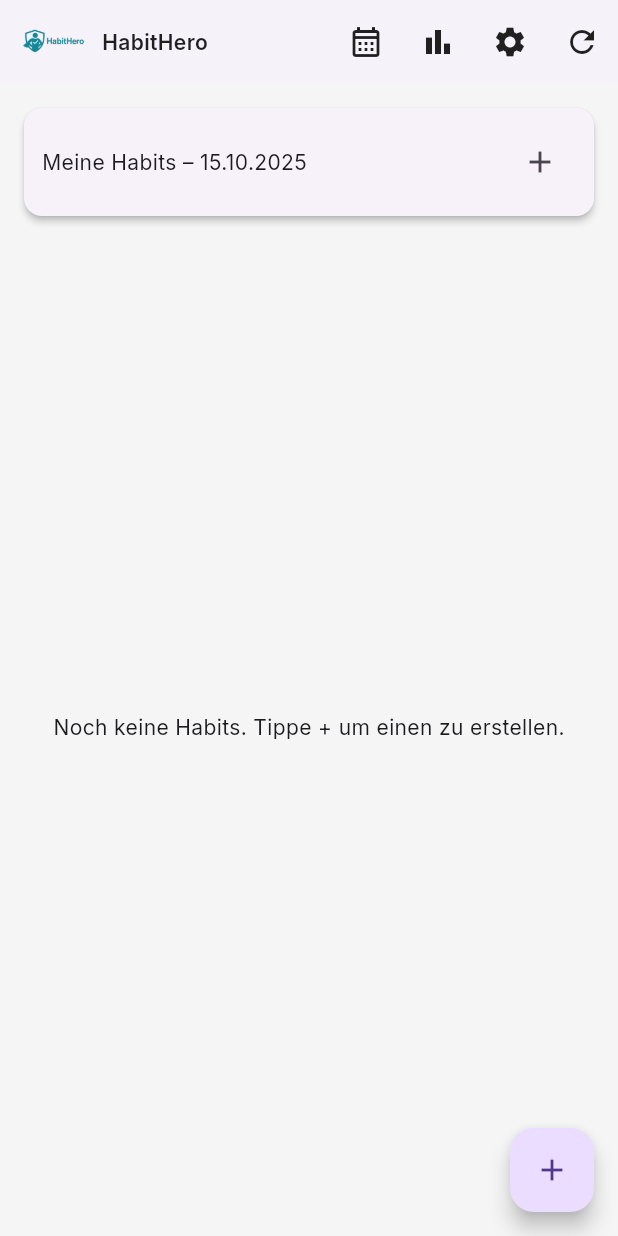
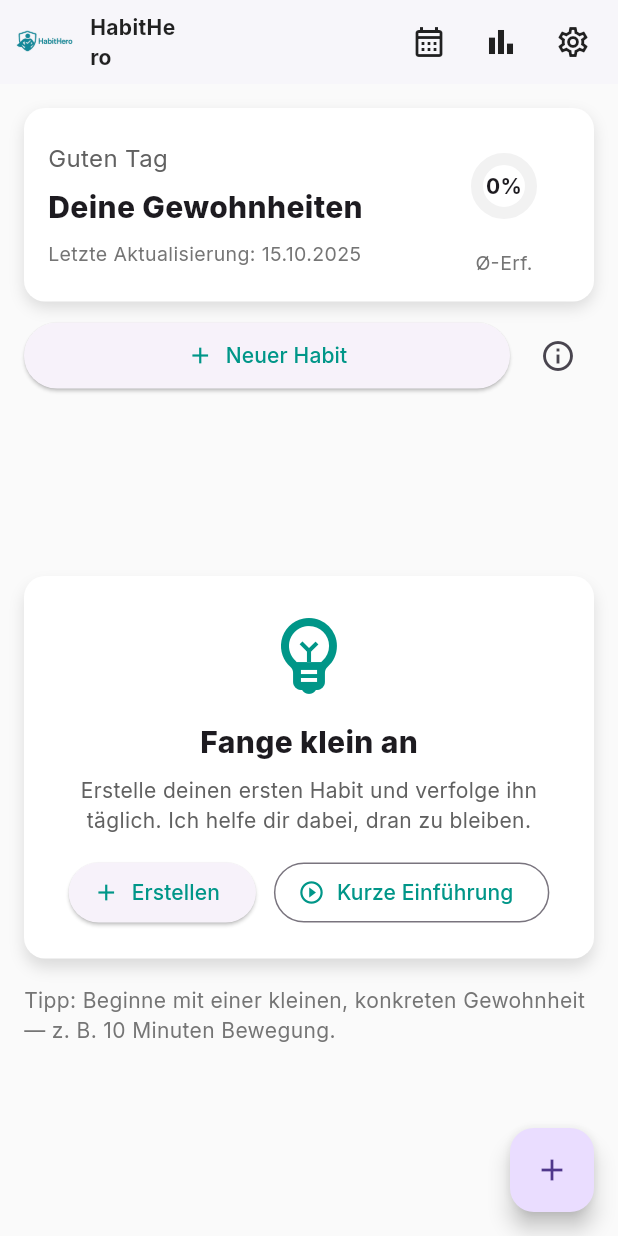
Before and after one commit to Haeusele83/HabitHero, a Flutter app: the HomePage screen opened directly, on a phone screen of 412 x 824 dp. Run offline on Flutter 3.47's test engine with Material 3 defaults, Android fonts, the phone set to English and light mode, and no system bars; our stand-ins replace fl_chart, flutter_slidable, google_fonts, shared_preferences, sqflite; accounts and stored records are empty.

Commit message:
Version 0.1.3

```diff
--- a/habit_hero/lib/main.dart
+++ b/habit_hero/lib/main.dart
@@ -1,4 +1,6 @@
 // lib/main.dart (komplett ersetzen)
+// UI-Polish + Overflow-Fixes (responsive, keine Right-Overflows)
+
 import 'package:flutter/material.dart';
 import 'package:provider/provider.dart';
 import 'package:shared_preferences/shared_preferences.dart';
@@ -86,13 +88,13 @@ class HabitHeroApp extends StatelessWidget {
     return base.copyWith(
       useMaterial3: true,
       primaryColor: Colors.teal,
-      colorScheme: base.colorScheme.copyWith(primary: Colors.teal),
-      scaffoldBackgroundColor: Colors.grey[100],
+      colorScheme: base.colorScheme.copyWith(primary: Colors.teal, secondary: Colors.tealAccent),
+      scaffoldBackgroundColor: Colors.grey[50],
       textTheme: textTheme,
       appBarTheme: AppBarTheme(
         backgroundColor: Colors.white,
         foregroundColor: Colors.black87,
-        elevation: 2,
+        elevation: 1,
         titleTextStyle: textTheme.titleLarge?.copyWith(color: Colors.black87, fontWeight: FontWeight.w700),
       ),
       cardColor: Colors.white,
@@ -105,13 +107,13 @@ class HabitHeroApp extends StatelessWidget {
     return base.copyWith(
       useMaterial3: true,
       primaryColor: Colors.teal,
-      colorScheme: base.colorScheme.copyWith(primary: Colors.teal),
-      scaffoldBackgroundColor: Colors.black,
+      colorScheme: base.colorScheme.copyWith(primary: Colors.teal, secondary: Colors.tealAccent),
+      scaffoldBackgroundColor: Colors.grey[900],
       textTheme: textTheme,
       appBarTheme: AppBarTheme(
         backgroundColor: Colors.grey[900],
         foregroundColor: Colors.white,
-        elevation: 2,
+        elevation: 1,
         titleTextStyle: textTheme.titleLarge?.copyWith(color: Colors.white, fontWeight: FontWeight.w700),
       ),
       cardColor: Colors.grey[850],
@@ -150,7 +152,7 @@ class _EntryDeciderState extends State<EntryDecider> {
   }
 }
 
-/// HomePage
+/// --- HomePage mit UI-Polish + Overflow-Fixes ---
 class HomePage extends StatefulWidget {
   @override
   State<HomePage> createState() => _HomePageState();
@@ -163,10 +165,19 @@ class _HomePageState extends State<HomePage> with TickerProviderStateMixin {
   Map<int, List<int>> _chartData = {};
   bool _loading = true;
 
+  late final AnimationController _listAnimController;
+
   @override
   void initState() {
     super.initState();
+    _listAnimController = AnimationController(vsync: this, duration: Duration(milliseconds: 450));
     _loadAll();
+  }
+
+  @override
+  void dispose() {
+    _listAnimController.dispose();
+    super.dispose();
   }
 
   Future<void> _loadAll() async {
@@ -188,10 +199,12 @@ class _HomePageState extends State<HomePage> with TickerProviderStateMixin {
         _checked = checkedToday.toSet();
         _chartData = charts;
       });
+
+      if (_habits.isNotEmpty) _listAnimController.forward(from: 0.0);
     } catch (e) {
       if (mounted) ScaffoldMessenger.of(context).showSnackBar(SnackBar(content: Text('Ladefehler: $e')));
     } finally {
-      setState(() => _loading = false);
+      if (mounted) setState(() => _loading = false);
     }
   }
 
@@ -218,7 +231,7 @@ class _HomePageState extends State<HomePage> with TickerProviderStateMixin {
     final res = await showDialog<String?>(
       context: context,
       builder: (ctx) => AlertDialog(
-        title: Text('Neuen Habit'),
+        title: Text('Neuer Habit'),
         content: TextField(controller: ctrl, autofocus: true, decoration: InputDecoration(hintText: 'z. B. 30 Min. Bewegung')),
         actions: [
           TextButton(onPressed: () => Navigator.of(ctx).pop(), child: Text('Abbrechen')),
@@ -229,6 +242,7 @@ class _HomePageState extends State<HomePage> with TickerProviderStateMixin {
 
     if (res != null && res.trim().isNotEmpty) {
       await _addHabit(res);
+      if (mounted) ScaffoldMessenger.of(context).showSnackBar(SnackBar(content: Text('Habit erstellt'), duration: Duration(milliseconds: 900)));
     }
   }
 
@@ -253,30 +267,48 @@ class _HomePageState extends State<HomePage> with TickerProviderStateMixin {
     return streak;
   }
 
+  double _overallCompletionPercent() {
+    if (_chartData.isEmpty) return 0.0;
+    double sum = 0.0;
+    int count = 0;
+    _chartData.forEach((_, list) {
+      if (list.isNotEmpty) {
+        sum += list.reduce((a, b) => a + b) / list.length;
+        count++;
+      }
+    });
+    if (count == 0) return 0.0;
+    return (sum / count) * 100.0;
+  }
+
   @override
   Widget build(BuildContext context) {
     final theme = Theme.of(context);
     final appSettings = Provider.of<AppSettingsNotifier>(context);
     final compact = appSettings.compactMode;
 
-    final cardPadding = compact ? 8.0 : 12.0;
+    final cardPadding = compact ? 10.0 : 16.0;
     final tileFontSize = compact ? 14.0 : 16.0;
-
-    final double cardMinHeight = compact ? 88.0 : 110.0;
+    final double cardMinHeight = compact ? 86.0 : 110.0;
+    final overallPercent = _overallCompletionPercent().round();
 
     return Scaffold(
       appBar: AppBar(
-        leadingWidth: 140,
+        elevation: 1,
+        leadingWidth: 120, // reduziert, um Platz bei kleinen Screens zu sparen
         leading: Padding(
-          padding: EdgeInsets.only(left: cardPadding),
+          padding: EdgeInsets.only(left: 8),
           child: Row(
             children: [
               Hero(
                 tag: 'logo-hero',
-                child: Image.asset('assets/logo.png', width: compact ? 40 : 48, height: compact ? 40 : 48, fit: BoxFit.contain),
+                child: ClipRRect(
+                  borderRadius: BorderRadius.circular(10),
+                  child: Image.asset('assets/logo.png', width: compact ? 36 : 44, height: compact ? 36 : 44, fit: BoxFit.contain),
                 ),
-              SizedBox(width: compact ? 6 : 8),
-              Flexible(child: Text('HabitHero', style: TextStyle(fontWeight: FontWeight.w600))),
+              ),
+              SizedBox(width: 8),
+              Flexible(child: Text('HabitHero', style: TextStyle(fontWeight: FontWeight.w700))),
             ],
           ),
         ),
@@ -292,39 +324,118 @@ class _HomePageState extends State<HomePage> with TickerProviderStateMixin {
             onPressed: () => Navigator.of(context).push(MaterialPageRoute(builder: (_) => StatsOverviewPage())).then((_) => _loadAll()),
           ),
           IconButton(
-            icon: Icon(Icons.settings),
+            icon: Icon(Icons.settings_outlined),
             tooltip: 'Einstellungen',
             onPressed: () => Navigator.of(context).push(MaterialPageRoute(builder: (_) => SettingsPage())).then((_) => _loadAll()),
           ),
-          IconButton(icon: Icon(Icons.refresh), onPressed: _loadAll, tooltip: 'Neu laden'),
+          SizedBox(width: 6),
         ],
       ),
-      body: Padding(
-        padding: EdgeInsets.all(compact ? 8 : 12),
+      body: SafeArea(
+        child: Padding(
+          padding: EdgeInsets.all(compact ? 10 : 16),
           child: Column(
             children: [
-            Card(
-              elevation: 2,
-              shape: RoundedRectangleBorder(borderRadius: BorderRadius.circular(12)),
-              child: Padding(
-                padding: EdgeInsets.all(cardPadding),
+              // Header card with overall percent
+              AnimatedContainer(
+                duration: Duration(milliseconds: 420),
+                curve: Curves.easeOutCubic,
+                width: double.infinity,
+                decoration: BoxDecoration(
+                  color: theme.cardColor,
+                  borderRadius: BorderRadius.circular(14),
+                  boxShadow: [BoxShadow(color: Colors.black12, blurRadius: 8, offset: Offset(0, 4))],
+                ),
+                padding: EdgeInsets.symmetric(horizontal: cardPadding, vertical: compact ? 12 : 16),
                 child: Row(
                   children: [
-                    Expanded(child: Text('Meine Habits – ${_formatToday()}')),
-                    IconButton(onPressed: _showAddDialog, icon: Icon(Icons.add), visualDensity: compact ? VisualDensity.compact : VisualDensity.standard),
+                    // Left: texts
+                    Expanded(
+                      child: Column(
+                        crossAxisAlignment: CrossAxisAlignment.start,
+                        children: [
+                          Text('Guten Tag', style: TextStyle(fontSize: compact ? 14 : 16, color: Colors.grey[700])),
+                          SizedBox(height: 6),
+                          Text('Deine Gewohnheiten', style: TextStyle(fontSize: compact ? 18 : 20, fontWeight: FontWeight.w800)),
+                          SizedBox(height: 8),
+                          Text('Letzte Aktualisierung: ${_formatToday()}', style: TextStyle(fontSize: compact ? 12 : 13, color: Colors.grey[600])),
                         ],
                       ),
                     ),
+
+                    // Right: animated circular percent (fixed box -> prevents overflow)
+                    SizedBox(
+                      width: compact ? 72 : 88,
+                      child: Column(
+                        children: [
+                          TweenAnimationBuilder<double>(
+                            tween: Tween(begin: 0.0, end: overallPercent / 100.0),
+                            duration: Duration(milliseconds: 800),
+                            builder: (context, val, _) {
+                              final p = (val * 100).round();
+                              return SizedBox(
+                                width: compact ? 56 : 72,
+                                height: compact ? 56 : 72,
+                                child: Stack(
+                                  alignment: Alignment.center,
+                                  children: [
+                                    CircularProgressIndicator(
+                                      value: val,
+                                      strokeWidth: compact ? 6 : 8,
+                                      backgroundColor: theme.colorScheme.onSurface.withOpacity(0.06),
+                                      valueColor: AlwaysStoppedAnimation(p >= 70 ? Colors.green : (p >= 40 ? Colors.orange : Colors.red)),
                                     ),
-            SizedBox(height: compact ? 8 : 10),
+                                    Text('$p%', style: TextStyle(fontWeight: FontWeight.w700, fontSize: compact ? 12 : 14)),
+                                  ],
+                                ),
+                              );
+                            },
+                          ),
+                          SizedBox(height: 6),
+                          Text('Ø-Erf.', style: TextStyle(fontSize: compact ? 12 : 13, color: Colors.grey[600])),
+                        ],
+                      ),
+                    ),
+                  ],
+                ),
+              ),
+
+              SizedBox(height: compact ? 10 : 12),
+
+              // Actions: Add + Tipps (Tipps ist nur IconButton, damit kein Overflow)
+              Row(
+                children: [
+                  Expanded(
+                    child: ElevatedButton.icon(
+                      icon: Icon(Icons.add),
+                      label: Text('Neuer Habit'),
+                      style: ElevatedButton.styleFrom(padding: EdgeInsets.symmetric(vertical: compact ? 10 : 12)),
+                      onPressed: _showAddDialog,
+                    ),
+                  ),
+                  SizedBox(width: 8),
+                  // Icon-only to avoid long label overflow on small screens
+                  IconButton(
+                    icon: Icon(Icons.info_outline),
+                    tooltip: 'Tipps',
+                    onPressed: () => Navigator.of(context).push(MaterialPageRoute(builder: (_) => OnboardingPage())),
+                  ),
+                ],
+              ),
+
+              SizedBox(height: compact ? 10 : 12),
+
+              // Content area
               Expanded(
                 child: _loading
                     ? Center(child: CircularProgressIndicator())
                     : _habits.isEmpty
-                      ? Center(child: Text('Noch keine Habits. Tippe + um einen zu erstellen.'))
-                      : ListView.separated(
+                        ? _buildEmptyState(context)
+                        : FadeTransition(
+                            opacity: CurvedAnimation(parent: _listAnimController, curve: Curves.easeIn),
+                            child: ListView.separated(
                               itemCount: _habits.length,
-                          separatorBuilder: (_, __) => SizedBox(height: compact ? 6 : 8),
+                              separatorBuilder: (_, __) => SizedBox(height: compact ? 8 : 10),
                               itemBuilder: (ctx, i) {
                                 final h = _habits[i];
                                 final isOn = h.id != null && _checked.contains(h.id);
@@ -333,15 +444,83 @@ class _HomePageState extends State<HomePage> with TickerProviderStateMixin {
                                 final int percent30 = _calcPercentFromList(last7);
                                 final int streak = _calcStreakFor7(last7);
 
+                                return _buildHabitCard(h, percent30, streak, last7, tileFontSize, cardMinHeight, compact, ctx, i);
+                              },
+                            ),
+                          ),
+              ),
+            ],
+          ),
+        ),
+      ),
+      floatingActionButton: FloatingActionButton(
+        onPressed: _showAddDialog,
+        child: Icon(Icons.add),
+        tooltip: 'Neuen Habit',
+      ),
+    );
+  }
+
+  Widget _buildEmptyState(BuildContext context) {
+    final compact = Provider.of<AppSettingsNotifier>(context).compactMode;
+    return Center(
+      child: SingleChildScrollView(
+        child: ConstrainedBox(
+          constraints: BoxConstraints(maxWidth: 560),
+          child: Column(
+            mainAxisSize: MainAxisSize.min,
+            children: [
+              Container(
+                width: double.infinity,
+                padding: EdgeInsets.all(20),
+                decoration: BoxDecoration(
+                  color: Theme.of(context).cardColor,
+                  borderRadius: BorderRadius.circular(14),
+                  boxShadow: [BoxShadow(color: Colors.black12, blurRadius: 8, offset: Offset(0, 6))],
+                ),
+                child: Column(
+                  children: [
+                    Icon(Icons.emoji_objects_outlined, size: 64, color: Colors.teal),
+                    SizedBox(height: 12),
+                    Text('Fange klein an', style: TextStyle(fontSize: 20, fontWeight: FontWeight.w800)),
+                    SizedBox(height: 8),
+                    Text('Erstelle deinen ersten Habit und verfolge ihn täglich. Ich helfe dir dabei, dran zu bleiben.',
+                        textAlign: TextAlign.center, style: TextStyle(color: Colors.grey[700])),
+                    SizedBox(height: 14),
+                    Wrap(
+                      alignment: WrapAlignment.center,
+                      spacing: 12,
+                      runSpacing: 8,
+                      children: [
+                        ElevatedButton.icon(onPressed: _showAddDialog, icon: Icon(Icons.add), label: Text('Erstellen')),
+                        OutlinedButton.icon(onPressed: () => Navigator.of(context).push(MaterialPageRoute(builder: (_) => OnboardingPage())), icon: Icon(Icons.play_circle_outline), label: Text('Kurze Einführung')),
+                      ],
+                    ),
+                  ],
+                ),
+              ),
+              SizedBox(height: compact ? 12 : 18),
+              Text('Tipp: Beginne mit einer kleinen, konkreten Gewohnheit — z. B. 10 Minuten Bewegung.', style: TextStyle(color: Colors.grey[600])),
+            ],
+          ),
+        ),
+      ),
+    );
+  }
+
+  Widget _buildHabitCard(Habit h, int percent30, int streak, List<int> last7, double tileFontSize, double cardMinHeight, bool compact, BuildContext ctx, int index) {
+    final theme = Theme.of(context);
+
     return LayoutBuilder(builder: (context, constraints) {
+      // use constraints.maxWidth (the real available width) to compute right area
       final availableCardWidth = constraints.maxWidth;
-                              final rightMax = (availableCardWidth * (compact ? 0.22 : 0.24)).clamp(70.0, 140.0);
+      final rightMax = (availableCardWidth * (compact ? 0.20 : 0.24)).clamp(70.0, 140.0);
 
       return Slidable(
-                                key: ValueKey(h.id ?? '${h.name}-$i'),
+        key: ValueKey(h.id ?? '${h.name}-$index'),
         endActionPane: ActionPane(
           motion: DrawerMotion(),
-                                  extentRatio: 0.32,
+          extentRatio: 0.34,
           children: [
             SlidableAction(
               onPressed: (ctx) {
@@ -374,12 +553,7 @@ class _HomePageState extends State<HomePage> with TickerProviderStateMixin {
                     ScaffoldMessenger.of(context).showSnackBar(
                       SnackBar(
                         content: Text('Habit gelöscht'),
-                                                action: SnackBarAction(
-                                                  label: 'Rückgängig',
-                                                  onPressed: () {
-                                                    ScaffoldMessenger.of(context).showSnackBar(SnackBar(content: Text('Bitte neu anlegen — Wiederherstellung nicht verfügbar.')));
-                                                  },
-                                                ),
+                        action: SnackBarAction(label: 'Rückgängig', onPressed: () => ScaffoldMessenger.of(context).showSnackBar(SnackBar(content: Text('Bitte neu anlegen — Wiederherstellung nicht verfügbar.')))),
                       ),
                     );
                   }
@@ -393,16 +567,17 @@ class _HomePageState extends State<HomePage> with TickerProviderStateMixin {
           ],
         ),
         child: AnimatedContainer(
-                                  duration: Duration(milliseconds: 300),
+          duration: Duration(milliseconds: 420),
           curve: Curves.easeOutCubic,
           constraints: BoxConstraints(minHeight: cardMinHeight),
+          margin: EdgeInsets.symmetric(horizontal: 0),
           decoration: BoxDecoration(
             color: theme.cardColor,
             borderRadius: BorderRadius.circular(12),
             boxShadow: [BoxShadow(color: Colors.black12, blurRadius: 6, offset: Offset(0, 2))],
           ),
           child: Padding(
-                                    padding: EdgeInsets.symmetric(horizontal: compact ? 10 : 16, vertical: compact ? 8 : 12),
+            padding: EdgeInsets.symmetric(horizontal: compact ? 12 : 16, vertical: compact ? 10 : 14),
             child: Row(
               crossAxisAlignment: CrossAxisAlignment.center,
               children: [
@@ -413,37 +588,35 @@ class _HomePageState extends State<HomePage> with TickerProviderStateMixin {
                     mainAxisAlignment: MainAxisAlignment.center,
                     children: [
                       CircularProgressPercent(percent: percent30, size: compact ? 44 : 56),
-                                              SizedBox(height: 6),
-                                              FittedBox(child: Text('${percent30}%', style: TextStyle(fontSize: compact ? 11 : 12))),
+                      SizedBox(height: 8),
+                      Text('${percent30}%', style: TextStyle(fontSize: compact ? 11 : 12)),
                     ],
                   ),
                 ),
 
-                                        SizedBox(width: compact ? 10 : 14),
+                SizedBox(width: compact ? 12 : 16),
 
                 // middle: flexible column (title + streak + timeline)
                 Expanded(
                   child: Column(
                     crossAxisAlignment: CrossAxisAlignment.start,
                     children: [
-                                              Row(
-                                                children: [
-                                                  Flexible(
+                      Row(children: [
+                        Expanded(
                           child: Text(
                             h.name,
-                                                      style: TextStyle(fontSize: tileFontSize, fontWeight: FontWeight.w600),
+                            style: TextStyle(fontSize: tileFontSize, fontWeight: FontWeight.w700),
                             maxLines: 1,
                             overflow: TextOverflow.ellipsis,
                           ),
                         ),
-                                                ],
-                                              ),
+                      ]),
                       SizedBox(height: compact ? 6 : 8),
                       Row(
                         children: [
                           Icon(Icons.local_fire_department, size: compact ? 14 : 16, color: streak > 0 ? Colors.orange : Colors.grey),
                           SizedBox(width: 6),
-                                                  Text('Streak: $streak', style: TextStyle(fontSize: compact ? 12 : 13, color: Colors.grey[700])),
+                          Flexible(child: Text('Streak: $streak', style: TextStyle(fontSize: compact ? 12 : 13, color: Colors.grey[600]))),
                         ],
                       ),
                       SizedBox(height: compact ? 8 : 10),
@@ -459,7 +632,7 @@ class _HomePageState extends State<HomePage> with TickerProviderStateMixin {
                   constraints: BoxConstraints(maxWidth: rightMax),
                   child: HabitDoneButton(
                     habitId: h.id,
-                                            isDone: isOn,
+                    isDone: h.id != null && _checked.contains(h.id),
                     compact: compact,
                     onToggled: () async {
                       if (h.id == null) return;
@@ -473,22 +646,10 @@ class _HomePageState extends State<HomePage> with TickerProviderStateMixin {
         ),
       );
     });
-                          },
-                        ),
-            ),
-          ],
-        ),
-      ),
-      floatingActionButton: FloatingActionButton(
-        onPressed: _showAddDialog,
-        child: Icon(Icons.add),
-        tooltip: 'Neuen Habit',
-      ),
-    );
   }
 }
 
-/// Circular percent widget
+/// runde Prozent-Anzeige
 class CircularProgressPercent extends StatelessWidget {
   final int percent;
   final double size;
@@ -524,7 +685,7 @@ class CircularProgressPercent extends StatelessWidget {
   }
 }
 
-/// Dot timeline (7 days)
+/// Dot timeline widget (7 Tage)
 class HabitDotTimeline extends StatelessWidget {
   final List<int> data; // oldest -> newest
   final bool compact;
@@ -627,7 +788,7 @@ class HabitDotTimeline extends StatelessWidget {
   }
 }
 
-/// Done button
+/// Improved Done Button
 class HabitDoneButton extends StatefulWidget {
   final int? habitId;
   final bool isDone;
```
Lines whose indentation alone changed are shown as unchanged.
